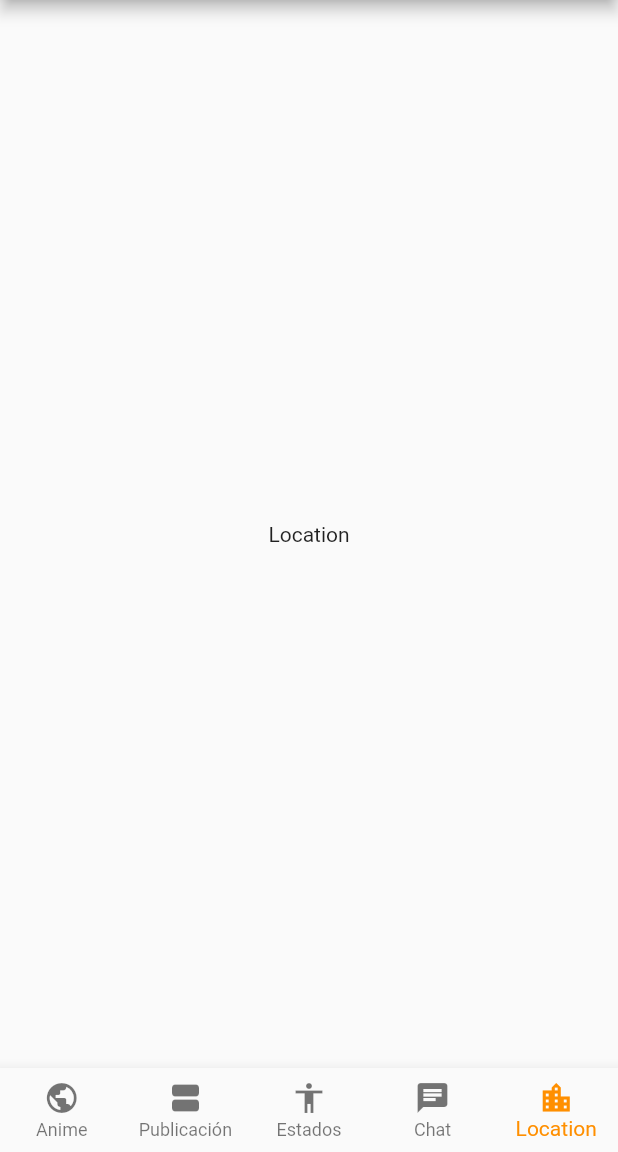
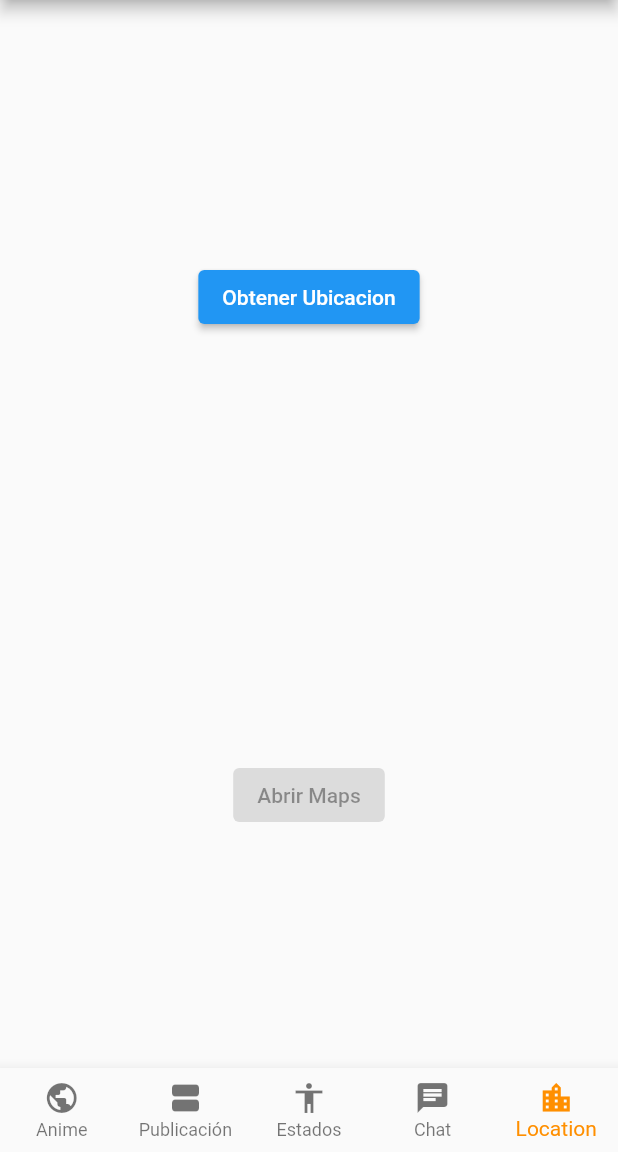
Before and after one commit to orsuarezCO/souls_anime, a Flutter app: the screen it shows once a user with an empty profile is signed in, item 5 of the bottom bar chosen, on a phone screen of 412 x 824 dp, the part 84-1236 px from its top. Run offline on Flutter 3.47's test engine with Material 2 defaults, Android fonts, the phone set to English and light mode, and no system bars; our stand-ins replace firebase_auth, firebase_core, geolocator, get, loggy, permission_handler; accounts and stored records are empty.

Commit message:
Version Localizacion

```diff
--- /dev/null
+++ b/lib/data/services/geolocation.dart
@@ -0,0 +1,11 @@
+
+import 'package:geolocator/geolocator.dart';
+import 'package:souls_anime/domain/services/location.dart';
+
+class GpsService implements LocationInterface {
+  @override
+  Future<Position> getCurrentLocation() async {
+    // Usando el paquete Geolocator obtenga la posicion actual
+    return await Geolocator.getCurrentPosition();
+  }
+}
--- /dev/null
+++ b/lib/domain/controller/location.dart
@@ -0,0 +1,7 @@
+import 'package:geolocator/geolocator.dart';
+import 'package:get/get.dart';
+
+class LocationController extends GetxController {
+  // Observables
+  final location = Rx<Position?>(null);
+}
--- /dev/null
+++ b/lib/domain/controller/permissions.dart
@@ -0,0 +1,28 @@
+import 'package:get/get.dart';
+import 'package:souls_anime/domain/use_case/permission_management.dart';
+
+
+class PermissionsController extends GetxController {
+  // Observables
+  final _location = false.obs;
+  late PermissionManager _manager;
+
+  set permissionManager(PermissionManager manager) {
+    _manager = manager;
+    _initPermissions(manager);
+  }
+
+  set gpsPermission(bool granted) {
+    _location.value = granted;
+  }
+
+  // Getters
+  bool get locationGranted => _location.value;
+
+  PermissionManager get manager => _manager;
+
+  // Update permission state with current value
+  _initPermissions(PermissionManager manager) async {
+    _location.value = await _manager.requestGpsPermission();
+  }
+}
--- /dev/null
+++ b/lib/domain/services/location.dart
@@ -0,0 +1,3 @@
+abstract class LocationInterface {
+  Future<void> getCurrentLocation();
+}
--- /dev/null
+++ b/lib/domain/use_case/location_management.dart
@@ -0,0 +1,12 @@
+
+import 'package:geolocator/geolocator.dart';
+import 'package:souls_anime/data/services/geolocation.dart';
+
+class LocationManager {
+  final gpsService = GpsService();
+
+  Future<Position> getCurrentLocation() async {
+    // Retorna la ubicacion actual
+    return await gpsService.getCurrentLocation();
+  }
+}
--- a/lib/widgets/location.dart
+++ b/lib/widgets/location.dart
@@ -1,10 +1,22 @@
 import 'package:flutter/material.dart';
+import 'package:souls_anime/widgets/ubications/gps_screen.dart';
 
 class Location extends StatelessWidget {
-  const Location({Key? key}) : super(key: key);
 
+  Location({Key? key}) : super(key: key);
+
+  // We create a Scaffold that is used for all the content pages
+  // We only define one AppBar, and one scaffold.
   @override
   Widget build(BuildContext context) {
-    return const Center(child: Text("Location"));
+    return Scaffold(
+
+      body: const SafeArea(
+        child: Padding(
+          padding: EdgeInsets.symmetric(vertical: 24.0, horizontal: 16.0),
+          child: GpsScreen(),
+        ),
+      ),
+    );
   }
 }
--- /dev/null
+++ b/lib/widgets/ubications/gps_screen.dart
@@ -0,0 +1,80 @@
+import 'package:flutter/material.dart';
+import 'package:get/get.dart';
+import 'package:souls_anime/domain/controller/location.dart';
+import 'package:souls_anime/domain/controller/permissions.dart';
+import 'package:souls_anime/domain/use_case/location_management.dart';
+import 'package:url_launcher/url_launcher.dart';
+
+class GpsScreen extends StatefulWidget {
+  const GpsScreen({Key? key}) : super(key: key);
+
+  @override
+  _State createState() => _State();
+}
+
+enum RadioState { on, off }
+
+class _State extends State<GpsScreen> {
+  late PermissionsController permissionsController;
+  late LocationController locationController;
+  late LocationManager manager;
+
+  @override
+  void initState() {
+    super.initState();
+    permissionsController = Get.find();
+    locationController = Get.find();
+    manager = LocationManager();
+  }
+
+  @override
+  Widget build(BuildContext context) {
+    return Column(
+      children: [
+        Expanded(
+          child: Center(
+            child: Padding(
+              padding: const EdgeInsets.only(top: 16.0),
+              child: ElevatedButton(
+                onPressed: () async {
+                  // Verifica que tienes los permisos y luego obten la ubicacion
+                  // Almacenala y tambien muestra un snackbar con los datos
+                  locationController.location.value = null;
+                  if (permissionsController.locationGranted) {
+                    final position = await manager.getCurrentLocation();
+                    locationController.location.value = position;
+                    Get.snackbar('Tu ubicación',
+                        'Latitud ${position.latitude}\nLongitud: ${position.longitude}\nAltitud: ${position.altitude}');
+                  }
+                },
+                child: const Text('Obtener Ubicacion'),
+              ),
+            ),
+          ),
+        ),
+        Expanded(
+          child: Center(
+            child: Padding(
+              padding: const EdgeInsets.only(top: 16.0),
+              child: Obx(
+                () => ElevatedButton(
+                  onPressed: locationController.location.value != null
+                      ? () async {
+                          // Con los datos de ubicacion almacenados construye un enlace a Google Maps
+                          // y lanzalo
+                          final location = locationController.location.value;
+                          final url =
+                              "https://www.google.com/maps?q=${location?.latitude},${location?.longitude}";
+                          await launch(url);
+                        }
+                      : null,
+                  child: const Text('Abrir Maps'),
+                ),
+              ),
+            ),
+          ),
+        ),
+      ],
+    );
+  }
+}
--- a/pubspec.yaml
+++ b/pubspec.yaml
@@ -35,6 +35,11 @@ dependencies:
   firebase_core:
   firebase_auth:
   loggy: ^2.0.1
+  google_fonts: ^2.1.0
+  shared_preferences: ^2.0.7
+  permission_handler: ^8.2.2
+  geolocator: ^7.7.0
+  url_launcher: ^6.0.12
 
 dev_dependencies:
 
@@ -88,3 +93,4 @@ flutter:
   #
   # For details regarding fonts from package dependencies,
   # see https://flutter.dev/custom-fonts/#from-packages
+  #OMAR  ULTIMO UPDATE
```
Also changed, not shown: lib/domain/use_case/permission_management.dart (added, +15 -0 lines), lib/main.dart (+8 -1 lines), lib/ui/pages/home_page.dart (line endings or trailing spaces), pubspec.lock, 2 other files.
